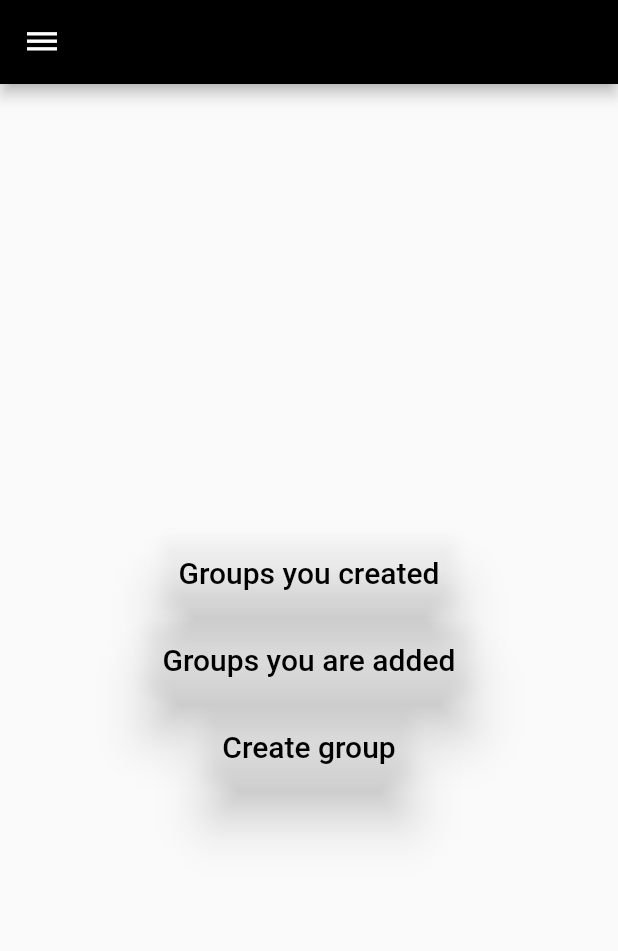
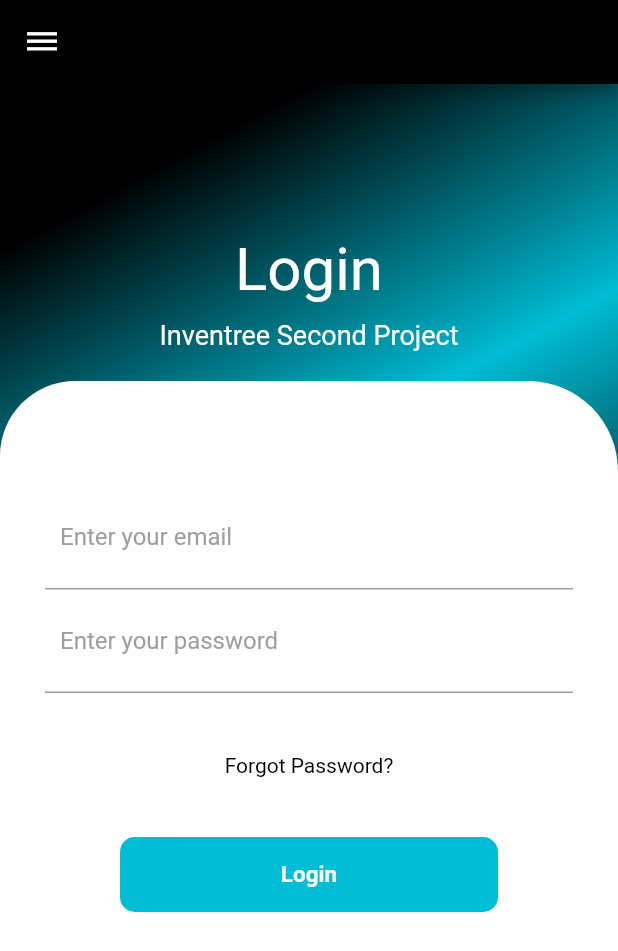
Before and after one commit to Ratnadeep5050/pay-split-dorm, a Flutter app: the screen it shows after launch, on a phone screen of 412 x 824 dp. Shown: the top 951 px of the screen. Run offline on Flutter 3.47's test engine with Material 2 defaults, Android fonts, the phone set to English and light mode, and no system bars.

Commit message:
Login Screen added

```diff
--- a/lib/main.dart
+++ b/lib/main.dart
@@ -6,7 +6,7 @@ import 'package:pay_split/RouteGenerator.dart';
 import 'package:pay_split/viewmodels/DrawerModel.dart';
 import 'package:pay_split/viewmodels/GroupsListViewModel.dart';
 import 'package:pay_split/viewmodels/ItemsListViewModel.dart';
-import 'package:pay_split/views/HomeView.dart';
+import 'package:pay_split/views/LoginView.dart';
 import 'package:provider/provider.dart';
 
 void main() {
@@ -40,7 +40,7 @@ class _MyAppState extends State<MyApp> {
       theme: ThemeData(
         primarySwatch: Colors.blue,
       ),
-      home: HomeView()
+      home: LoginView()
     );
   }
 }
--- /dev/null
+++ b/lib/responsive_views/login_view/LoginViewMobile.dart
@@ -0,0 +1,46 @@
+import 'package:flutter/material.dart';
+import 'package:pay_split/widgets/LoginViewHeader.dart';
+import 'package:pay_split/widgets/LoginViewInput.dart';
+
+class LoginViewMobile extends StatefulWidget {
+  @override
+  _LoginViewMobileState createState() => _LoginViewMobileState();
+}
+
+class _LoginViewMobileState extends State<LoginViewMobile> {
+  @override
+  Widget build(BuildContext context) {
+    return Scaffold(
+      body: Container(
+        width: double.infinity,
+        decoration: BoxDecoration(
+          gradient: LinearGradient(
+              begin: Alignment.topCenter,
+              colors: [
+            Colors.black,
+            Colors.cyan,
+            Colors.black
+          ]),
+        ),
+        child: Column(
+          children: <Widget>[
+            SizedBox(height: 80,),
+            LoginViewHeader(),
+            Expanded(
+                child: Container(
+              decoration: BoxDecoration(
+                  color: Colors.white,
+                  borderRadius: BorderRadius.only(
+                    topLeft: Radius.circular(50),
+                    topRight: Radius.circular(60),
+                  )
+              ),
+              child: LoginViewInput(),
+            )
+            )
+          ],
+        ),
+      ),
+    );
+  }
+}
--- /dev/null
+++ b/lib/views/LoginView.dart
@@ -0,0 +1,26 @@
+import 'package:flutter/material.dart';
+import 'package:pay_split/responsive_ui/ScreenTypeLayout.dart';
+import 'package:pay_split/responsive_views/HomeViewMobile.dart';
+import 'package:pay_split/responsive_views/login_view/LoginViewMobile.dart';
+import 'package:pay_split/viewmodels/GroupsListViewModel.dart';
+import 'package:provider/provider.dart';
+
+class LoginView extends StatefulWidget {
+  @override
+  _LoginViewState createState() => _LoginViewState();
+}
+
+class _LoginViewState extends State<LoginView> {
+  @override
+  Widget build(BuildContext context) {
+    return ScreenTypeLayout(
+      smallMobile: LoginViewMobile(),
+      mediumMobile: LoginViewMobile(),
+      largeMobile: LoginViewMobile(),
+      smallTablet: LoginViewMobile(),
+      mediumTablet: LoginViewMobile(),
+      desktop: LoginViewMobile(),
+      iPhone8ToXSMax: LoginViewMobile(),
+    );
+  }
+}
--- /dev/null
+++ b/lib/widgets/LoginViewButton.dart
@@ -0,0 +1,23 @@
+import 'package:flutter/material.dart';
+
+class LoginViewButton extends StatelessWidget{
+  @override
+  Widget build(BuildContext context) {
+
+    return Container(
+      height: 50,
+      margin: EdgeInsets.symmetric(horizontal: 50),
+      decoration: BoxDecoration(
+        color: Colors.cyan[500],
+        borderRadius: BorderRadius.circular(10),
+      ),
+      child: Center(
+        child: Text("Login",style: TextStyle(
+            color: Colors.white,
+            fontSize: 15,
+            fontWeight: FontWeight.bold
+        ),),
+      ),
+    );
+  }
+}
--- /dev/null
+++ b/lib/widgets/LoginViewHeader.dart
@@ -0,0 +1,22 @@
+import 'package:flutter/material.dart';
+
+class LoginViewHeader extends StatelessWidget{
+  @override
+  Widget build(BuildContext context) {
+    return Padding(
+      padding: EdgeInsets.all(20),
+      child: Column(
+        crossAxisAlignment: CrossAxisAlignment.start,
+        children: <Widget>[
+          Center(
+            child: Text("Login", style: TextStyle(color: Colors.white, fontSize: 40),),
+          ),
+          SizedBox(height: 10,),
+          Center(
+            child: Text("Inventree Second Project", style: TextStyle(color: Colors.white, fontSize: 18),),
+          )
+        ],
+      ),
+    );
+  }
+}
--- /dev/null
+++ b/lib/widgets/LoginViewInput.dart
@@ -0,0 +1,34 @@
+import 'package:flutter/material.dart';
+import 'package:pay_split/widgets/LoginViewButton.dart';
+import 'package:pay_split/widgets/LoginViewInputField.dart';
+
+class LoginViewInput extends StatelessWidget {
+  @override
+  Widget build(BuildContext context) {
+    return Padding(
+      padding: EdgeInsets.all(30),
+      child: SingleChildScrollView(
+        physics: ClampingScrollPhysics(),
+        child: Column(
+          children: <Widget>[
+            SizedBox(height: 40,),
+            Container(
+              decoration: BoxDecoration(
+                  color: Colors.white,
+                  borderRadius: BorderRadius.circular(10)
+              ),
+              child: LoginViewInputField(),
+            ),
+            SizedBox(height: 40,),
+            Text(
+              "Forgot Password?",
+              style: TextStyle(color: Colors.black),
+            ),
+            SizedBox(height: 40,),
+            LoginViewButton()
+          ],
+        ),
+      ),
+    );
+  }
+}
--- /dev/null
+++ b/lib/widgets/LoginViewInputField.dart
@@ -0,0 +1,41 @@
+import 'package:flutter/material.dart';
+
+class LoginViewInputField extends StatelessWidget{
+  @override
+  Widget build(BuildContext context) {
+    return Column(
+      children: <Widget>[
+        Container(
+          padding: EdgeInsets.all(10),
+          decoration: BoxDecoration(
+              border: Border(
+                  bottom: BorderSide(color: Colors.grey)
+              )
+          ),
+          child: TextField(
+            decoration: InputDecoration(
+                hintText: "Enter your email",
+                hintStyle: TextStyle(color: Colors.grey),
+                border: InputBorder.none
+            ),
+          ),
+        ),
+        Container(
+          padding: EdgeInsets.all(10),
+          decoration: BoxDecoration(
+              border: Border(
+                  bottom: BorderSide(color: Colors.grey)
+              )
+          ),
+          child: TextField(
+            decoration: InputDecoration(
+                hintText: "Enter your password",
+                hintStyle: TextStyle(color: Colors.grey),
+                border: InputBorder.none
+            ),
+          ),
+        ),
+      ],
+    );
+  }
+}
```
